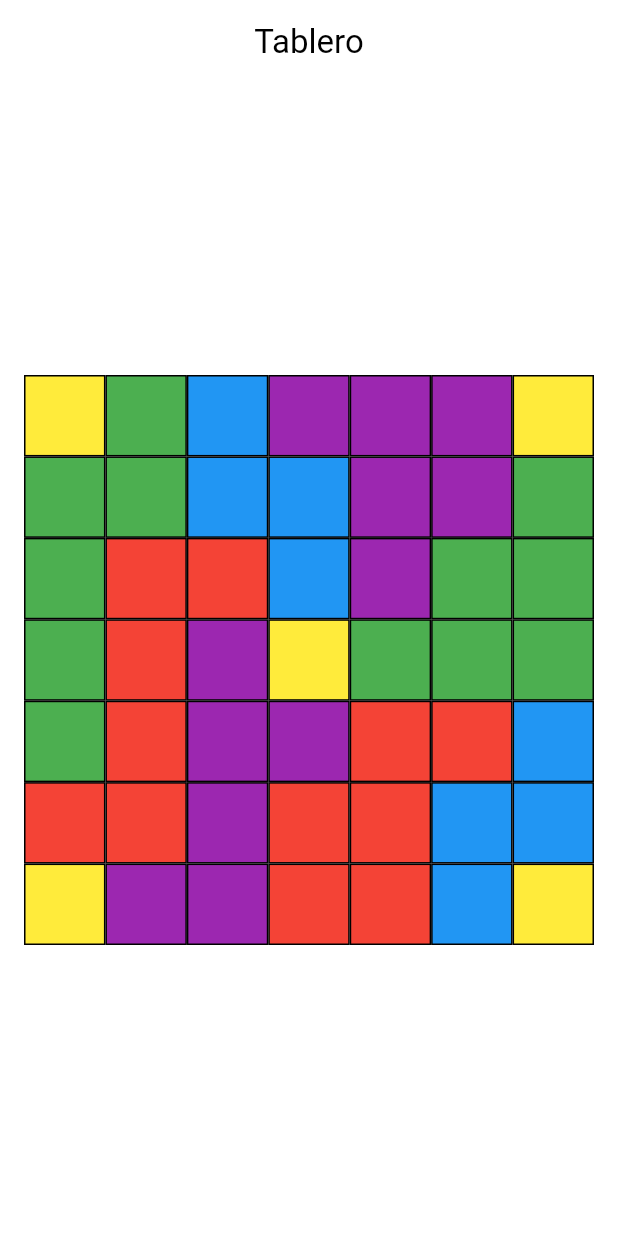
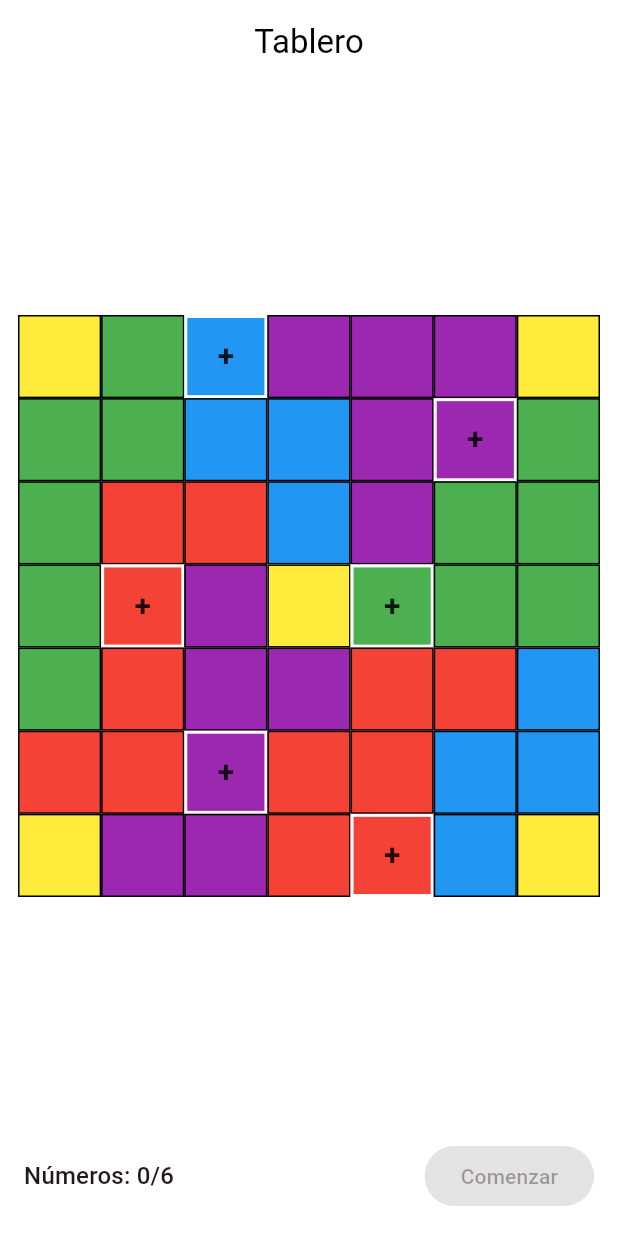
Before and after one commit to AleHiguera/brilliantdart, a Flutter app: the screen it shows after launch, on a phone screen of 412 x 824 dp. Run offline on Flutter 3.47's test engine with Material 3 defaults, Android fonts, the phone set to English and light mode, and no system bars.

Commit message:
MAPA DE COLORES

```diff
--- a/mobile/lib/main.dart
+++ b/mobile/lib/main.dart
@@ -1,4 +1,6 @@
 import 'package:flutter/material.dart';
+import 'package:brilliantdart/bloc_valores_iniciales.dart';
+import 'package:brilliantdart/tablero.dart';
 
 void main() {
   runApp(const BrilliantApp());
@@ -21,7 +23,7 @@ class BrilliantApp extends StatelessWidget {
   }
 }
 
-class TableroPage extends StatelessWidget {
+class TableroPage extends StatefulWidget {
   const TableroPage({super.key});
 
   static const int tamano = 7;
@@ -37,6 +39,54 @@ class TableroPage extends StatelessWidget {
   ];
 
   @override
+  State<TableroPage> createState() => _TableroPageState();
+}
+
+class _TableroPageState extends State<TableroPage> {
+  final Tablero _tablero = Tablero();
+  late final BlocValoresIniciales _bloc = BlocValoresIniciales(_tablero);
+
+  int get _cantidadColocada => BlocValoresIniciales.celdasIniciales
+      .where((celda) =>
+          _tablero.obtenerCelda(celda.$1 - 1, celda.$2 - 1).valor != null)
+      .length;
+
+  Future<void> _mostrarSelector(int fila, int columna) async {
+    final valor = await showDialog<int>(
+      context: context,
+      builder: (context) => SimpleDialog(
+        title: Text('Celda ($fila, $columna)'),
+        children: [
+          for (var numero = 1; numero <= 6; numero++)
+            SimpleDialogOption(
+              key: Key('initial-value-$numero'),
+              onPressed: () => Navigator.pop(context, numero),
+              child: Text('$numero'),
+            ),
+          SimpleDialogOption(
+            key: const Key('clear-initial-value'),
+            onPressed: () => Navigator.pop(context, 0),
+            child: const Text('Vaciar celda'),
+          ),
+        ],
+      ),
+    );
+
+    if (valor != null && mounted) {
+      setState(() {
+        _bloc.colocarValorInicial(fila, columna, valor == 0 ? null : valor);
+      });
+    }
+  }
+
+  void _comenzarPartida() {
+    setState(_bloc.iniciarPartida);
+    ScaffoldMessenger.of(context).showSnackBar(
+      const SnackBar(content: Text('Partida iniciada')),
+    );
+  }
+
+  @override
   Widget build(BuildContext context) {
     return Scaffold(
       appBar: AppBar(
@@ -47,27 +97,76 @@ class TableroPage extends StatelessWidget {
         elevation: 0,
       ),
       body: SafeArea(
+        child: Column(
+          children: [
+            Expanded(
               child: Center(
                 child: Padding(
-            padding: const EdgeInsets.all(16),
+                  padding: const EdgeInsets.all(12),
                   child: AspectRatio(
                     aspectRatio: 1,
                     child: GridView.builder(
                       physics: const NeverScrollableScrollPhysics(),
-                gridDelegate: const SliverGridDelegateWithFixedCrossAxisCount(
-                  crossAxisCount: tamano,
+                      gridDelegate:
+                          const SliverGridDelegateWithFixedCrossAxisCount(
+                        crossAxisCount: TableroPage.tamano,
                       ),
-                itemCount: tamano * tamano,
+                      itemCount: TableroPage.tamano * TableroPage.tamano,
                       itemBuilder: (context, index) {
-                  final row = index ~/ tamano;
-                  final col = index % tamano;
-                  final color = mapaColores[row][col];
+                        final filaIndice = index ~/ TableroPage.tamano;
+                        final columnaIndice = index % TableroPage.tamano;
+                        final fila = filaIndice + 1;
+                        final columna = columnaIndice + 1;
+                        final posicionInicial =
+                            BlocValoresIniciales.celdasIniciales.indexOf(
+                          (fila, columna),
+                        );
+                        final esInicial = posicionInicial >= 0;
+                        final valor = esInicial
+                            ? _tablero.obtenerCelda(
+                                filaIndice,
+                                columnaIndice,
+                              ).valor
+                            : null;
+                        final color =
+                            TableroPage.mapaColores[filaIndice][columnaIndice];
 
-                  return DecoratedBox(
+                        return Material(
+                          color: color,
+                          child: InkWell(
+                            key: esInicial
+                                ? Key('initial-cell-$fila-$columna')
+                                : null,
+                            onTap: esInicial && !_bloc.jugando
+                                ? () => _mostrarSelector(fila, columna)
+                                : null,
+                            child: Container(
                               decoration: BoxDecoration(
-                      color: color,
                                 border: Border.fromBorderSide(
-                        const BorderSide(color: Colors.black, width: 1),
+                                  BorderSide(
+                                    color: esInicial
+                                        ? Colors.white
+                                        : Colors.black,
+                                    width: esInicial ? 2 : 1,
+                                  ),
+                                ),
+                              ),
+                              child: esInicial
+                                  ? Center(
+                                      child: Text(
+                                        valor?.toString() ?? '+',
+                                        style: TextStyle(
+                                          color: valor == null
+                                              ? Colors.black87
+                                              : color.computeLuminance() > 0.5
+                                                  ? Colors.black
+                                                  : Colors.white,
+                                          fontSize: valor == null ? 20 : 24,
+                                          fontWeight: FontWeight.bold,
+                                        ),
+                                      ),
+                                    )
+                                  : null,
                             ),
                           ),
                         );
@@ -77,6 +176,29 @@ class TableroPage extends StatelessWidget {
                 ),
               ),
             ),
+            Padding(
+              padding: const EdgeInsets.fromLTRB(16, 8, 16, 16),
+              child: Row(
+                children: [
+                  Expanded(
+                    child: Text(
+                      'Números: $_cantidadColocada/6',
+                      style: Theme.of(context).textTheme.titleMedium,
+                    ),
+                  ),
+                  ElevatedButton(
+                    onPressed:
+                        _bloc.puedeIniciar && !_bloc.jugando
+                            ? _comenzarPartida
+                            : null,
+                    child: Text(_bloc.jugando ? 'En partida' : 'Comenzar'),
+                  ),
+                ],
+              ),
+            ),
+          ],
+        ),
+      ),
     );
   }
 }
```
Lines whose indentation alone changed are shown as unchanged.
